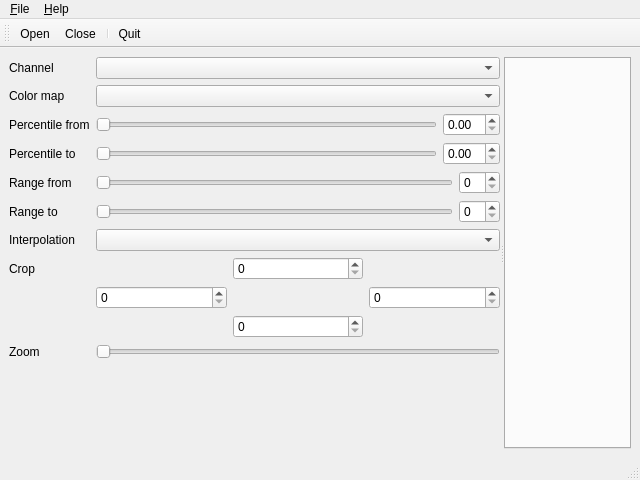
Above: rastools/rasview_main.ui from waveform-computing/rastools before the change. Below: the same form after it.
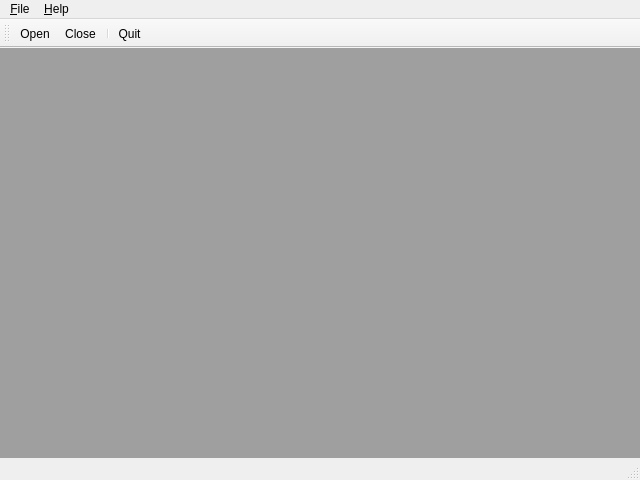
That is the form after the change.

Commit message: Converted application to an MDI layout and got the percentile sliders working, and the range sliders partially working as well as introducing time-delayed drawing

```diff
--- a/rastools/rasview_main.ui
+++ b/rastools/rasview_main.ui
@@ -14,199 +14,18 @@
    <string>MainWindow</string>
   </property>
   <widget class="QWidget" name="centralwidget">
-   <layout class="QHBoxLayout" name="horizontalLayout">
+   <layout class="QVBoxLayout" name="verticalLayout">
+    <property name="spacing">
+     <number>0</number>
+    </property>
+    <property name="margin">
+     <number>0</number>
+    </property>
     <item>
-     <widget class="QSplitter" name="splitter">
-      <property name="orientation">
-       <enum>Qt::Horizontal</enum>
+     <widget class="QMdiArea" name="mdi_area">
+      <property name="viewMode">
+       <enum>QMdiArea::TabbedView</enum>
       </property>
-      <widget class="QWidget" name="layoutWidget">
-       <layout class="QFormLayout" name="form_layout">
-        <item row="0" column="1">
-         <widget class="QComboBox" name="channel_combo"/>
-        </item>
-        <item row="1" column="0">
-         <widget class="QLabel" name="colormap_label">
-          <property name="text">
-           <string>Color map</string>
-          </property>
-          <property name="buddy">
-           <cstring>colormap_combo</cstring>
-          </property>
-         </widget>
-        </item>
-        <item row="1" column="1">
-         <widget class="QComboBox" name="colormap_combo"/>
-        </item>
-        <item row="2" column="0">
-         <widget class="QLabel" name="percentile_from_label">
-          <property name="text">
-           <string>Percentile from</string>
-          </property>
-          <property name="buddy">
-           <cstring>percentile_from_slider</cstring>
-          </property>
-         </widget>
-        </item>
-        <item row="2" column="1">
-         <layout class="QHBoxLayout" name="percentile_from_layout">
-          <item>
-           <widget class="QSlider" name="percentile_from_slider">
-            <property name="orientation">
-             <enum>Qt::Horizontal</enum>
-            </property>
-           </widget>
-          </item>
-          <item>
-           <widget class="QDoubleSpinBox" name="percentile_from_spinbox"/>
-          </item>
-         </layout>
-        </item>
-        <item row="3" column="0">
-         <widget class="QLabel" name="percentile_to_label">
-          <property name="text">
-           <string>Percentile to</string>
-          </property>
-          <property name="buddy">
-           <cstring>percentile_to_slider</cstring>
-          </property>
-         </widget>
-        </item>
-        <item row="3" column="1">
-         <layout class="QHBoxLayout" name="percentile_to_layout">
-          <item>
-           <widget class="QSlider" name="percentile_to_slider">
-            <property name="orientation">
-             <enum>Qt::Horizontal</enum>
-            </property>
-           </widget>
-          </item>
-          <item>
-           <widget class="QDoubleSpinBox" name="percentile_to_spinbox"/>
-          </item>
-         </layout>
-        </item>
-        <item row="4" column="0">
-         <widget class="QLabel" name="range_from_label">
-          <property name="text">
-           <string>Range from</string>
-          </property>
-          <property name="buddy">
-           <cstring>range_from_slider</cstring>
-          </property>
-         </widget>
-        </item>
-        <item row="4" column="1">
-         <layout class="QHBoxLayout" name="range_from_layout">
-          <item>
-           <widget class="QSlider" name="range_from_slider">
-            <property name="orientation">
-             <enum>Qt::Horizontal</enum>
-            </property>
-           </widget>
-          </item>
-          <item>
-           <widget class="QSpinBox" name="range_from_spinbox"/>
-          </item>
-         </layout>
-        </item>
-        <item row="5" column="0">
-         <widget class="QLabel" name="range_to_label">
-          <property name="text">
-           <string>Range to</string>
-          </property>
-          <property name="buddy">
-           <cstring>range_to_slider</cstring>
-          </property>
-         </widget>
-        </item>
-        <item row="5" column="1">
-         <layout class="QHBoxLayout" name="range_to_layout">
-          <item>
-           <widget class="QSlider" name="range_to_slider">
-            <property name="orientation">
-             <enum>Qt::Horizontal</enum>
-            </property>
-           </widget>
-          </item>
-          <item>
-           <widget class="QSpinBox" name="range_to_spinbox"/>
-          </item>
-         </layout>
-        </item>
-        <item row="6" column="0">
-         <widget class="QLabel" name="interpolation_label">
-          <property name="text">
-           <string>Interpolation</string>
-          </property>
-          <property name="buddy">
-           <cstring>interpolation_combo</cstring>
-          </property>
-         </widget>
-        </item>
-        <item row="6" column="1">
-         <widget class="QComboBox" name="interpolation_combo"/>
-        </item>
-        <item row="7" column="0">
-         <widget class="QLabel" name="crop_label">
-          <property name="text">
-           <string>Crop</string>
-          </property>
-          <property name="buddy">
-           <cstring>crop_top_spinbox</cstring>
-          </property>
-         </widget>
-        </item>
-        <item row="7" column="1">
-         <layout class="QGridLayout" name="crop_layout">
-          <item row="0" column="1">
-           <widget class="QSpinBox" name="crop_top_spinbox"/>
-          </item>
-          <item row="2" column="1">
-           <widget class="QSpinBox" name="crop_bottom_spinbox"/>
-          </item>
-          <item row="1" column="2">
-           <widget class="QSpinBox" name="crop_right_spinbox"/>
-          </item>
-          <item row="1" column="0">
-           <widget class="QSpinBox" name="crop_left_spinbox"/>
-          </item>
-         </layout>
-        </item>
-        <item row="8" column="0">
-         <widget class="QLabel" name="zoom_label">
-          <property name="text">
-           <string>Zoom</string>
-          </property>
-          <property name="buddy">
-           <cstring>zoom_slider</cstring>
-          </property>
-         </widget>
-        </item>
-        <item row="8" column="1">
-         <widget class="QSlider" name="zoom_slider">
-          <property name="orientation">
-           <enum>Qt::Horizontal</enum>
-          </property>
-         </widget>
-        </item>
-        <item row="0" column="0">
-         <widget class="QLabel" name="channel_label">
-          <property name="text">
-           <string>Channel</string>
-          </property>
-          <property name="buddy">
-           <cstring>channel_combo</cstring>
-          </property>
-         </widget>
-        </item>
-       </layout>
-      </widget>
-      <widget class="QTabWidget" name="tabWidget">
-       <property name="currentIndex">
-        <number>-1</number>
-       </property>
-      </widget>
      </widget>
     </item>
    </layout>
```
Left out of the diff: 88 changed lines with no effect on the pictures. The commit also changes 7 other files.
